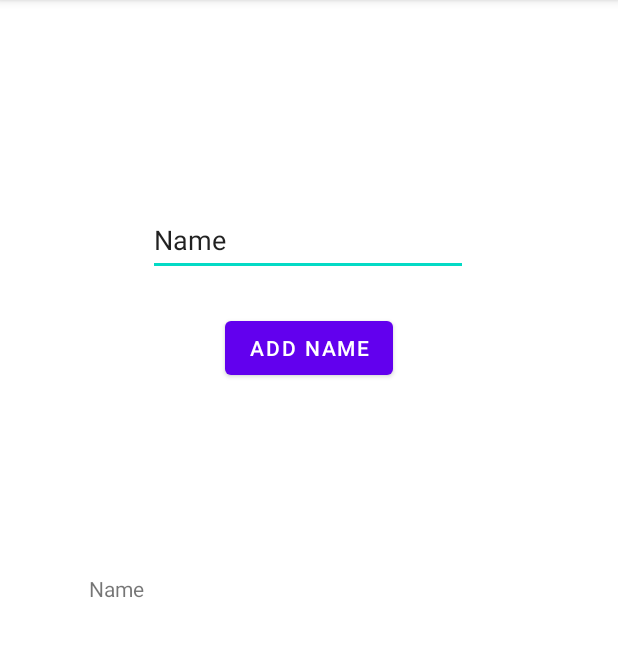
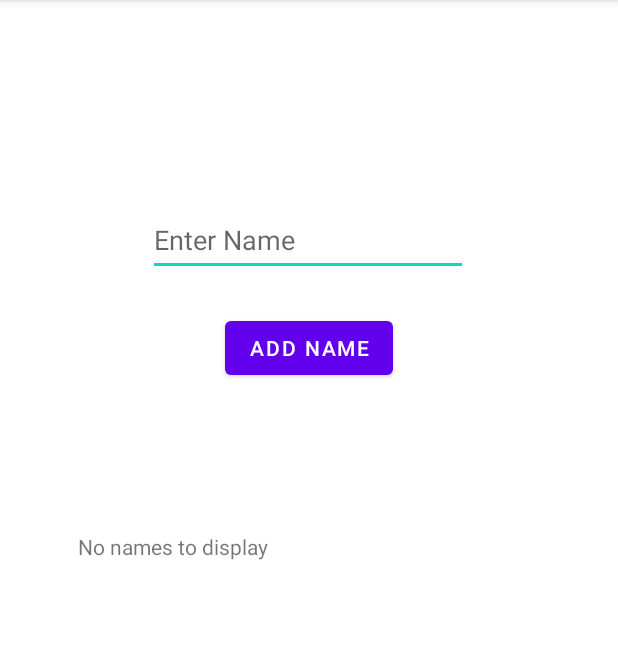
Before and after one commit to robhewison/android-programming-class, an Android app: the screen it shows after launch (MainActivity), after a tap on "ADD NAME", on a phone screen of 412 x 824 dp, the part 84-741 px from its top. Run offline under Robolectric (Android 15) with nearby library versions, the phone set to English and light mode, and no system bars.

Commit message:
finalized AddNameSaveData project

```diff
--- a/AddNameSaveData/app/build.gradle
+++ b/AddNameSaveData/app/build.gradle
@@ -8,6 +8,10 @@ android {
 
     buildFeatures {
         viewBinding true
+    }
+
+    dataBinding {
+        enabled = true
     }
 
     defaultConfig {
--- a/AddNameSaveData/app/src/main/java/com/rwhewison/addnamesavedata/ui/main/MainFragment.kt
+++ b/AddNameSaveData/app/src/main/java/com/rwhewison/addnamesavedata/ui/main/MainFragment.kt
@@ -28,8 +28,8 @@ class MainFragment : Fragment() {
         var name: String? = null
 
         binding.button.setOnClickListener() {
-            if(binding.nameEnterField.text.isEmpty()) {
-                binding.displayNames.text = "Enter a name into text field"
+            if(binding.nameEnterField.text.isBlank()) {
+                binding.displayNames.text = "No names to display"
             } else {
                 name = binding.nameEnterField.text.toString()
                 viewModel.addName(name!!)
@@ -45,7 +45,6 @@ class MainFragment : Fragment() {
         super.onActivityCreated(savedInstanceState)
         viewModel = ViewModelProvider(this).get(MainViewModel::class.java)
         binding.displayNames.text = viewModel.names.toString()
-        // TODO: Use the ViewModel
     }
 
 }
--- a/AddNameSaveData/app/src/main/java/com/rwhewison/addnamesavedata/ui/main/MainViewModel.kt
+++ b/AddNameSaveData/app/src/main/java/com/rwhewison/addnamesavedata/ui/main/MainViewModel.kt
@@ -4,13 +4,17 @@ import androidx.lifecycle.ViewModel
 
 class MainViewModel : ViewModel() {
     // TODO: Implement the ViewModel
-    var names = ""
+    var names = "No names to display"
 
     fun addNames(name: String) {
         names = names + "\n" + name
     }
 
     fun addName(name: String) {
+        if(names == "No names to display") {
+            names = ""
+        }
         names = names + "\n" + name
+        //add functionality if there are no names included
     }
 }
--- a/AddNameSaveData/app/src/main/res/layout/main_fragment.xml
+++ b/AddNameSaveData/app/src/main/res/layout/main_fragment.xml
@@ -13,14 +13,15 @@
         android:layout_height="wrap_content"
         android:layout_marginTop="136dp"
         android:ems="10"
+        android:hint="@string/textHint"
+        android:importantForAutofill="no"
         android:inputType="textPersonName"
         android:minHeight="48dp"
-        android:text="Name"
         app:layout_constraintEnd_toEndOf="parent"
         app:layout_constraintHorizontal_bias="0.497"
         app:layout_constraintStart_toStartOf="parent"
         app:layout_constraintTop_toTopOf="parent"
-        android:importantForAutofill="no" />
+        tools:ignore="TextContrastCheck" />
 
     <Button
         android:id="@+id/button"
@@ -36,9 +37,10 @@
         android:id="@+id/displayNames"
         android:layout_width="wrap_content"
         android:layout_height="wrap_content"
-        android:layout_marginStart="59dp"
+        android:layout_marginStart="52dp"
         android:text="@string/displayNameDefault"
         app:layout_constraintBottom_toBottomOf="parent"
         app:layout_constraintStart_toStartOf="parent"
-        app:layout_constraintTop_toTopOf="parent" />
+        app:layout_constraintTop_toBottomOf="@+id/button"
+        app:layout_constraintVertical_bias="0.19999999" />
 </androidx.constraintlayout.widget.ConstraintLayout>
--- a/AddNameSaveData/app/src/main/res/values/strings.xml
+++ b/AddNameSaveData/app/src/main/res/values/strings.xml
@@ -2,4 +2,5 @@
     <string name="app_name">AddName SaveData</string>
     <string name="addNameBtn">Add Name</string>
     <string name="displayNameDefault">No names to display</string>
+    <string name="textHint">Enter Name</string>
 </resources>
```
